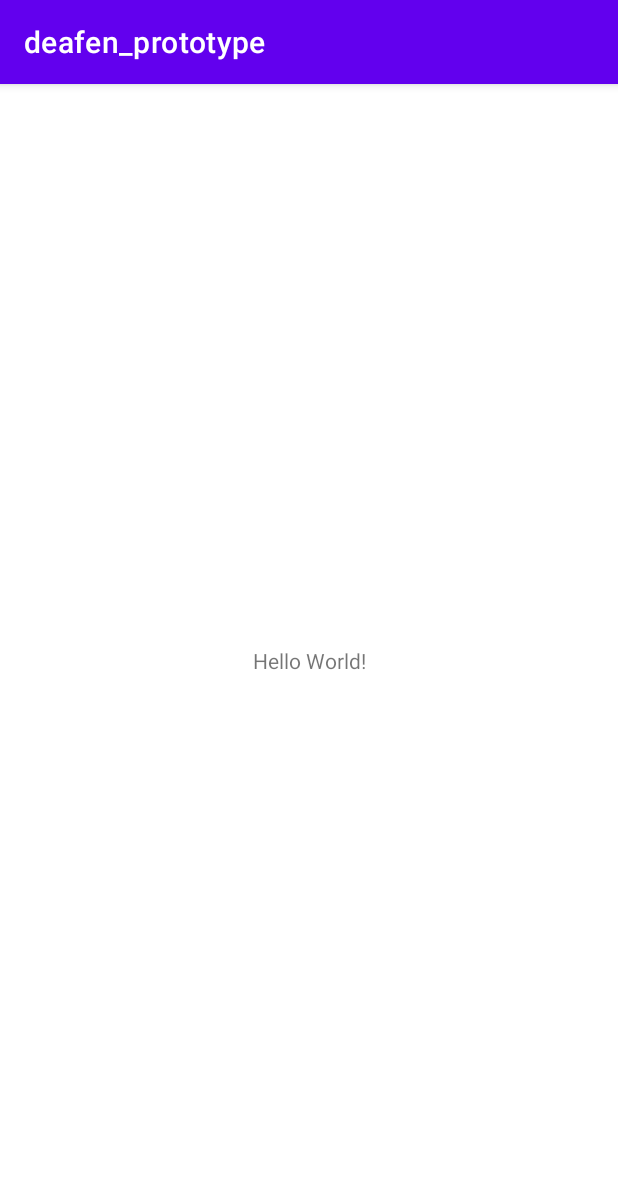
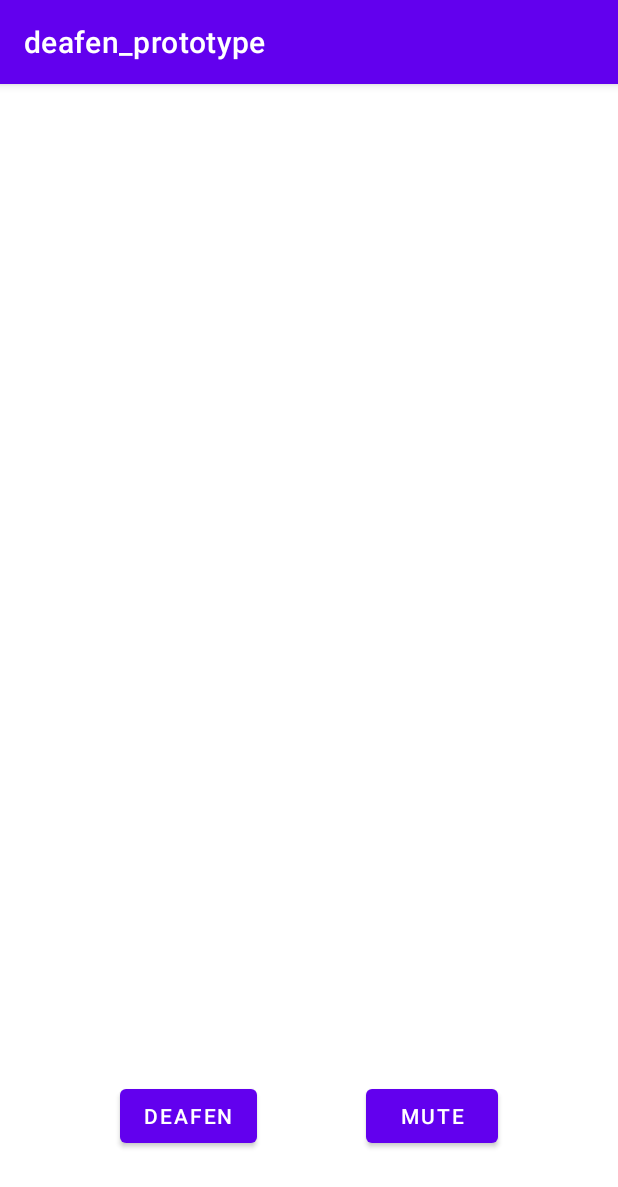
Before and after one commit to ShaqibRahman/CAPSTONE, an Android app: the screen it shows after launch (MainActivity), on a phone screen of 412 x 824 dp. Shown: the top 1187 px of the screen. Run offline under Robolectric (Android 15) with nearby library versions, the phone set to English and light mode, and no system bars.

Commit message:
mute & deafaz done

```diff
--- a/Deafen_app/app/src/main/java/com/example/deafen_prototype/MainActivity.java
+++ b/Deafen_app/app/src/main/java/com/example/deafen_prototype/MainActivity.java
@@ -2,13 +2,31 @@ package com.example.deafen_prototype;
 
 import androidx.appcompat.app.AppCompatActivity;
 
+import android.content.Context;
+import android.media.AudioManager;
 import android.os.Bundle;
+import android.view.View;
+import android.widget.Toast;
 
 public class MainActivity extends AppCompatActivity {
+
+    private AudioManager audioManager;
 
     @Override
     protected void onCreate(Bundle savedInstanceState) {
         super.onCreate(savedInstanceState);
         setContentView(R.layout.activity_main);
+
+        audioManager = (AudioManager) getApplicationContext().getSystemService(Context.AUDIO_SERVICE);
+    }
+
+    public void Deafen(View view){
+        audioManager.setStreamVolume(AudioManager.STREAM_MUSIC, 1, AudioManager.FLAG_SHOW_UI);
+        Toast.makeText(this,"Deafening", Toast.LENGTH_SHORT).show();
+    }
+
+    public void Mute(View view){
+        audioManager.adjustVolume(AudioManager.ADJUST_MUTE, AudioManager.FLAG_SHOW_UI);
+        Toast.makeText(this,"Muting", Toast.LENGTH_SHORT).show();
     }
 }
--- a/Deafen_app/app/src/main/res/layout/activity_main.xml
+++ b/Deafen_app/app/src/main/res/layout/activity_main.xml
@@ -6,13 +6,25 @@
     android:layout_height="match_parent"
     tools:context=".MainActivity">
 
-    <TextView
+    <Button
+        android:id="@+id/button"
         android:layout_width="wrap_content"
         android:layout_height="wrap_content"
-        android:text="Hello World!"
+        android:layout_marginStart="80dp"
+        android:layout_marginBottom="56dp"
+        android:onClick="Deafen"
+        android:text="@string/deafen"
         app:layout_constraintBottom_toBottomOf="parent"
-        app:layout_constraintEnd_toEndOf="parent"
-        app:layout_constraintStart_toStartOf="parent"
-        app:layout_constraintTop_toTopOf="parent" />
+        app:layout_constraintStart_toStartOf="parent" />
 
+    <Button
+        android:id="@+id/button2"
+        android:layout_width="wrap_content"
+        android:layout_height="wrap_content"
+        android:layout_marginEnd="80dp"
+        android:layout_marginBottom="56dp"
+        android:onClick="Mute"
+        android:text="@string/mute"
+        app:layout_constraintBottom_toBottomOf="parent"
+        app:layout_constraintEnd_toEndOf="parent" />
 </androidx.constraintlayout.widget.ConstraintLayout>
--- a/Deafen_app/app/src/main/res/values/strings.xml
+++ b/Deafen_app/app/src/main/res/values/strings.xml
@@ -1,3 +1,5 @@
 <resources>
     <string name="app_name">deafen_prototype</string>
+    <string name="deafen">Deafen</string>
+    <string name="mute">Mute</string>
 </resources>
```
